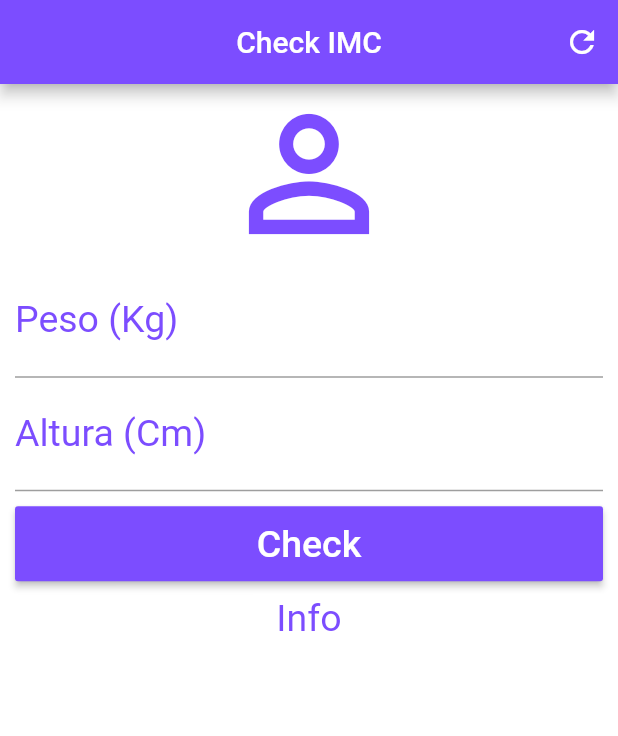
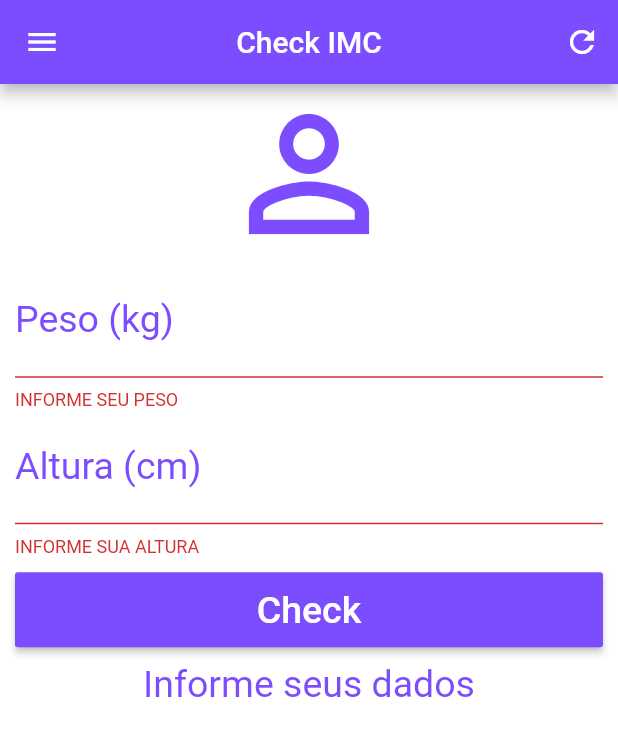
Before and after one commit to carlosync/check-imc, a Flutter app: the screen it shows after launch, after a tap on "Check", on a phone screen of 412 x 824 dp. Shown: the top 736 px of the screen. Run offline on Flutter 3.47's test engine with Material 2 defaults, Android fonts, the phone set to English and light mode, and no system bars.

Commit message:
Finalizando o aplicativo com cáculo do imc

```diff
--- a/check_imc/lib/main.dart
+++ b/check_imc/lib/main.dart
@@ -2,6 +2,7 @@ import 'package:flutter/material.dart';
 
 void main() {
   runApp(MaterialApp(
+    debugShowCheckedModeBanner: false,
     home: Home(),
   ));
 }
@@ -12,57 +13,128 @@ class Home extends StatefulWidget {
 }
 
 class _HomeState extends State<Home> {
+
+  TextEditingController pesoController = TextEditingController();
+  TextEditingController alturaController = TextEditingController();
+
+  GlobalKey<FormState> _formKey = GlobalKey<FormState>();
+
+  String _infoText = "Informe seus dados";
+
+  void _resetCampos(){
+    pesoController.text= "";
+    alturaController.text= "";
+    setState(() {
+      _infoText = "Informe seus dados";
+    });
+  }
+
+  void _calcularIMC(){
+    setState(() {
+      double peso = double.parse(pesoController.text);
+      double altura = double.parse(alturaController.text) / 100;
+      double imc = peso / (altura * altura);
+      print(imc);
+      if(imc < 18.6){
+        _infoText = "Abaixo do peso ${imc.toStringAsPrecision(3)}";
+      } else if(imc >= 18.6 && imc < 24.9 ){
+        _infoText = "Peso Ideal ${imc.toStringAsPrecision(3)}";
+      } else if(imc >= 24.9 && imc < 29.9 ){
+        _infoText = "Levemente Acima do Peso ${imc.toStringAsPrecision(3)}";
+      } else if(imc >= 29.9 && imc < 34.9 ){
+        _infoText = "Obsesidade Grau 1 ${imc.toStringAsPrecision(3)}";
+      } else if(imc >= 34.9 && imc < 39.9 ){
+        _infoText = "Obsesidade Grau 2 ${imc.toStringAsPrecision(3)}";
+      } else if(imc > 40 ){
+        _infoText = "Obsesidade Grau 3 ${imc.toStringAsPrecision(3)}";
+      }
+    });
+
+  }
+
   @override
   Widget build(BuildContext context) {
     return Scaffold(
+      drawer: Drawer(),
       appBar: AppBar(
         title: Text("Check IMC"),
         centerTitle: true,
         backgroundColor: Colors.deepPurpleAccent,
         actions: <Widget>[
-            IconButton(icon: Icon(Icons.refresh), onPressed: () {})
+          IconButton(icon: Icon(Icons.refresh),
+              onPressed: _resetCampos,
+          )
         ],
       ),
       backgroundColor: Colors.white,
       body: SingleChildScrollView(
         padding: EdgeInsets.fromLTRB(10, 0, 10, 0),
+        child: Form(
+          key: _formKey,
           child: Column(
           crossAxisAlignment: CrossAxisAlignment.stretch,
           children: <Widget>[
             Icon(Icons.person_outline,
                 size: 120.0, color: Colors.deepPurpleAccent),
-              TextField(
+            TextFormField(
               keyboardType: TextInputType.number,
               decoration: InputDecoration(
-                    labelText: "Peso (Kg)",
+                  labelText: "Peso (kg)",
                   labelStyle: TextStyle(color: Colors.deepPurpleAccent)),
               textAlign: TextAlign.center,
               style: TextStyle(color: Colors.deepPurpleAccent, fontSize: 25.0),
+              controller: pesoController,
+              validator: (value) {
+                if(value.isEmpty){
+                  return "INFORME SEU PESO";
+                }
+              },
             ),
-              TextField(
-                keyboardType: TextInputType.text,
+            TextFormField(
+              keyboardType: TextInputType.number,
               decoration: InputDecoration(
-                    labelText: "Altura (Cm)",
+                  labelText: "Altura (cm)",
                   labelStyle: TextStyle(color: Colors.deepPurpleAccent)),
               textAlign: TextAlign.center,
               style: TextStyle(color: Colors.deepPurpleAccent, fontSize: 25.0),
+              controller: alturaController,
+              validator: (value){
+                if(value.isEmpty){
+                  return "INFORME SUA ALTURA";
+                }
+              },
             ),
             Padding(
               padding: EdgeInsets.only(top: 10, bottom: 10),
-                child: Container(
-                  height: 50,
-                  child: RaisedButton(onPressed: (){},
-                    child: Text("Check", style: TextStyle(color: Colors.white, fontSize: 25),),
-                    color: Colors.deepPurpleAccent,
+              child: _buttonCheck("Check"),
             ),
+            Text(
+              _infoText,
+              textAlign: TextAlign.center,
+              style: TextStyle(color: Colors.deepPurpleAccent, fontSize: 25),
+            )
+          ],
         ),
-              ),
-              Text("Info",
-                textAlign: TextAlign.center,
-                style: TextStyle(color: Colors.deepPurpleAccent, fontSize: 25),)
-            ],
         ),
       ),
     );
   }
+
+  _buttonCheck(String text) {
+    return Container(
+      height: 50,
+      child: RaisedButton(
+        onPressed: (){
+          if(_formKey.currentState.validate()){
+           _calcularIMC();
           }
+        },
+        child: Text(text,
+          style: TextStyle(color: Colors.white, fontSize: 25),
+        ),
+        color: Colors.deepPurpleAccent,
+      ),
+    );
+  }
+
+}
```
Lines whose indentation alone changed are shown as unchanged.
